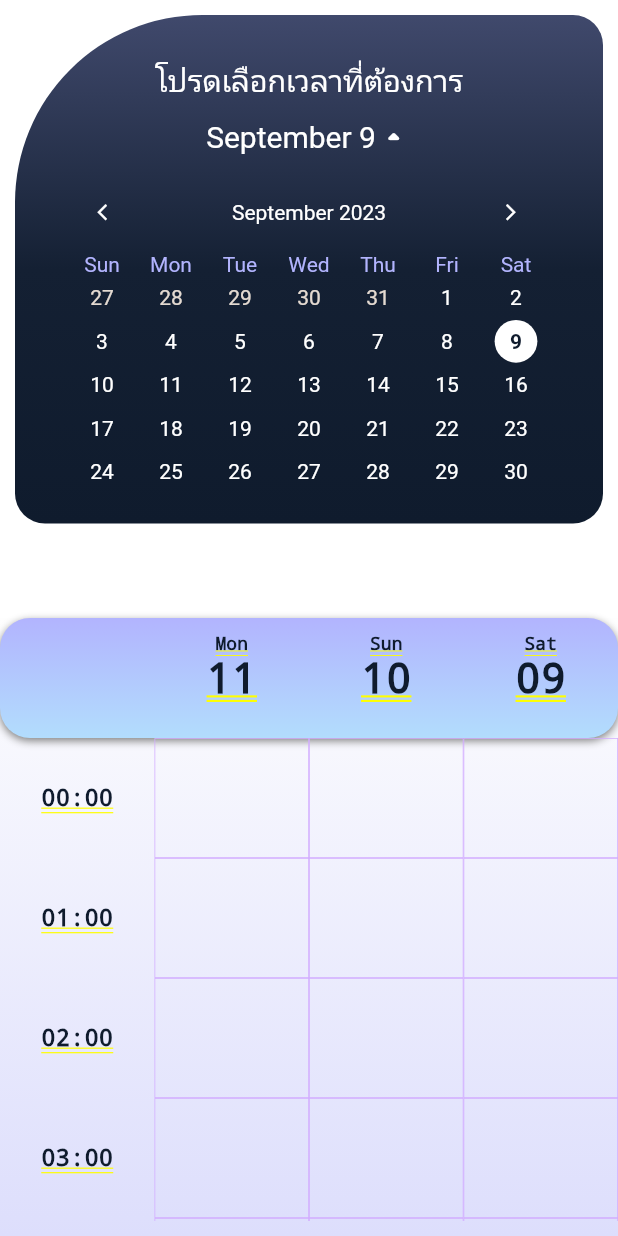
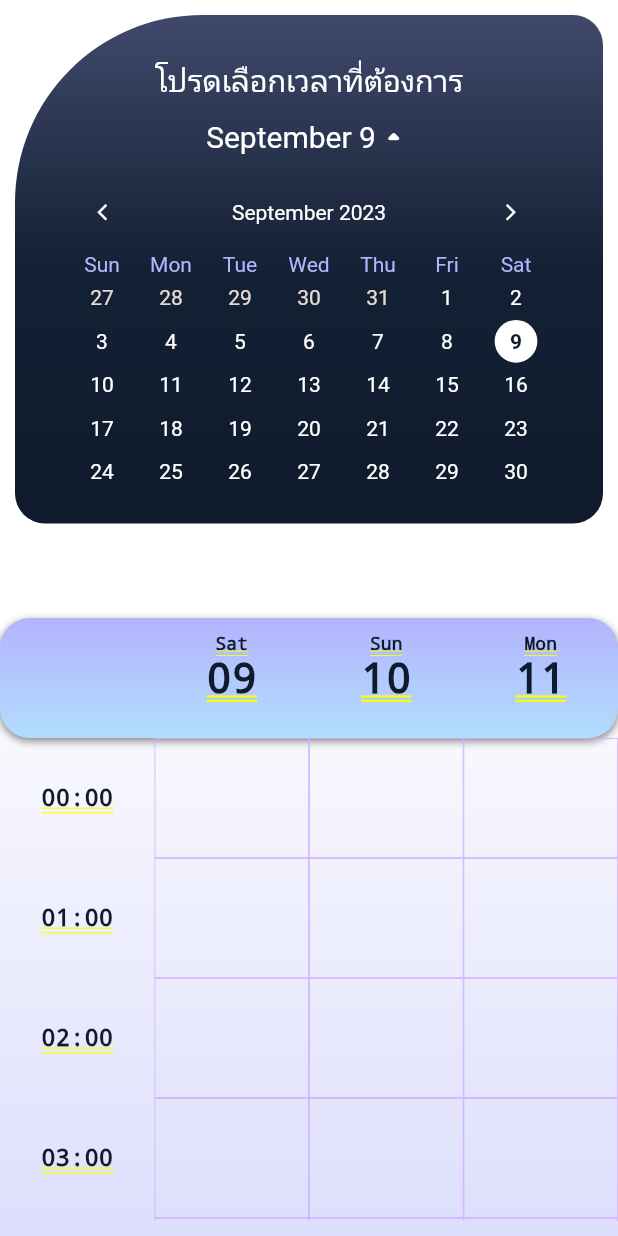
Before and after one commit to TelephyApp/Telephy_frontend, a Flutter app: the screen it shows after launch, after a tap on an icon or button, on a phone screen of 412 x 824 dp. Run offline on Flutter 3.47's test engine with Material 2 defaults, Android fonts, the phone set to English and light mode, and no system bars; drawn by our look-alikes of table_calendar; our stand-ins replace font_awesome_flutter.

Commit message:
Edit: Mainlayout file (delete calendar class), Update: TimeslotTable to connect with Calendar class parameter

```diff
--- a/lib/main_layout.dart
+++ b/lib/main_layout.dart
@@ -4,7 +4,6 @@ import 'package:telephy/screens/chatlogs_screen.dart';
 import 'package:telephy/screens/home_screen.dart';
 import 'package:telephy/screens/profile_screen.dart';
 import 'package:telephy/utils/config.dart';
-import 'package:telephy/widgets/calender.dart';
 
 class MainLayout extends StatefulWidget {
   const MainLayout({Key? key}) : super(key: key);
@@ -42,7 +41,6 @@ class _MainLayoutState extends State<MainLayout> {
         onPageChanged: onPageChanged,
         children: const <Widget>[
           HomeScreen(),
-          Calendar(),
           ChatLogsScreen(),
           ProfileScreen(),
         ],
--- a/lib/screens/time_slot_screen.dart
+++ b/lib/screens/time_slot_screen.dart
@@ -10,7 +10,7 @@ class TimeSlot extends StatefulWidget {
 }
 
 class _TimeSlotState extends State<TimeSlot> {
-  DateTime currentDate = DateTime.now();
+  DateTime selectedDay = DateTime.now();
 
   @override
   Widget build(BuildContext context) {
@@ -18,12 +18,14 @@ class _TimeSlotState extends State<TimeSlot> {
       child: Column(
         children: [
           Expanded(
-            child: Calendar(),
+            child: CalendarDoctor(onDaySelected: (day) {
+              setState(() {
+                selectedDay = day;
+              });
+            }),
           ),
           Expanded(
-            child: TimeSlotTable(
-                currentDate:
-                    currentDate), // ส่งค่า currentDate ไปยัง TimeSlotTable
+            child: TimeSlotTable(currentDate: selectedDay),
           ),
         ],
       ),
--- a/lib/widgets/calender.dart
+++ b/lib/widgets/calender.dart
@@ -1,24 +1,30 @@
-// ignore_for_file: non_constant_identifier_names
-
 import 'package:flutter/material.dart';
 import 'package:intl/intl.dart';
 import 'package:table_calendar/table_calendar.dart';
 
-class Calendar extends StatefulWidget {
-  const Calendar({super.key});
+class CalendarDoctor extends StatefulWidget {
+  final void Function(DateTime)
+      onDaySelected; // เปลี่ยน data type ของ onDaySelected เป็น void Function(DateTime)
+
+  const CalendarDoctor({Key? key, required this.onDaySelected})
+      : super(key: key);
 
   @override
-  State<Calendar> createState() => _CalendarState();
+  State<CalendarDoctor> createState() => _CalendarDoctorState();
 }
 
-class _CalendarState extends State<Calendar> {
+class _CalendarDoctorState extends State<CalendarDoctor> {
   DateTime today = DateTime.now();
   bool showCalendar = false; // Track whether to show the calendar
   DateTime selectedDay = DateTime.now();
+
   void _onDaySelected(DateTime day, DateTime focusedDay) {
     setState(() {
       today = day;
     });
+
+    // เรียก callback ที่ถูกส่งเข้ามาจาก CalendarDoctor
+    widget.onDaySelected(day);
   }
 
   @override
@@ -48,13 +54,17 @@ class _CalendarState extends State<Calendar> {
               ),
               borderRadius: BorderRadius.only(
                 topLeft: Radius.circular(
-                    125.0), // Top-left corner with a radius of 150
+                  125.0,
+                ),
                 topRight: Radius.circular(
-                    20.0), // Top-right corner with a radius of 20
+                  20.0,
+                ),
                 bottomLeft: Radius.circular(
-                    20.0), // Bottom-left corner with a radius of 20
+                  20.0,
+                ),
                 bottomRight: Radius.circular(
-                    20.0), // Bottom-right corner with a radius of 20
+                  20.0,
+                ),
               ),
             ),
             child: Padding(
@@ -74,13 +84,11 @@ class _CalendarState extends State<Calendar> {
                     TextButton(
                       onPressed: () {
                         setState(() {
-                          showCalendar =
-                              !showCalendar; // Toggle the calendar visibility
+                          showCalendar = !showCalendar;
                         });
                       },
                       child: Row(
-                        mainAxisSize: MainAxisSize
-                            .min, // Use MainAxisSize.min to make the row as narrow as possible
+                        mainAxisSize: MainAxisSize.min,
                         children: [
                           Text(
                             DateFormat.MMMMd().format(today),
@@ -100,7 +108,6 @@ class _CalendarState extends State<Calendar> {
                       ),
                     ),
                     Visibility(
-                      // Conditionally show the calendar
                       visible: showCalendar,
                       child: Padding(
                         padding: const EdgeInsets.only(left: 35.0, right: 35.0),
@@ -111,33 +118,28 @@ class _CalendarState extends State<Calendar> {
                             formatButtonVisible: false,
                             titleCentered: true,
                             titleTextStyle: TextStyle(
-                              color: Colors.white, // Set the month text color
+                              color: Colors.white,
                             ),
                             formatButtonTextStyle: TextStyle(
-                              color: Colors
-                                  .white, // Set the format button text color
+                              color: Colors.white,
                             ),
                             formatButtonDecoration: BoxDecoration(
-                              color: Colors
-                                  .transparent, // Make the format button background transparent
+                              color: Colors.transparent,
                             ),
                             leftChevronIcon: Icon(
                               Icons.arrow_back_ios,
-                              color: Colors
-                                  .white, // Set the left arrow button color
+                              color: Colors.white,
                               size: 13.0,
                             ),
                             rightChevronIcon: Icon(
                               Icons.arrow_forward_ios,
-                              color: Colors
-                                  .white, // Set the right arrow button color
+                              color: Colors.white,
                               size: 13.0,
                             ),
                           ),
                           daysOfWeekStyle: const DaysOfWeekStyle(
                             weekdayStyle: TextStyle(
-                              color: Color(
-                                  0xFFB2B4FE), // Set the weekday text color
+                              color: Color(0xFFB2B4FE),
                             ),
                             weekendStyle: TextStyle(
                               color: Color(0xFFB2B4FE),
@@ -149,12 +151,11 @@ class _CalendarState extends State<Calendar> {
                           selectedDayPredicate: (day) => isSameDay(
                             day,
                             today,
-                          ), // Highlight the selected day
+                          ),
                           onDaySelected: _onDaySelected,
                           calendarStyle: const CalendarStyle(
                             defaultTextStyle: TextStyle(
-                              color: Colors
-                                  .white, // Set the text style for the day cells to white
+                              color: Colors.white,
                             ),
                             weekendTextStyle: TextStyle(
                               color: Colors.white,
@@ -167,14 +168,12 @@ class _CalendarState extends State<Calendar> {
                               color: Color(0xFF0F1B2D),
                             ),
                             todayDecoration: BoxDecoration(
-                              color: Color(
-                                  0xFFB2B4FE), // Change the color as desired
+                              color: Color(0xFFB2B4FE),
                               shape: BoxShape.circle,
                             ),
                           ),
                           calendarBuilders: CalendarBuilders(
                             selectedBuilder: (context, date, _) {
-                            // Customize the appearance of the selected date here
                               return Container(
                                 margin: const EdgeInsets.all(0.25),
                                 width: 50,
@@ -182,19 +181,18 @@ class _CalendarState extends State<Calendar> {
                                 alignment: Alignment.center,
                                 decoration: const BoxDecoration(
                                   shape: BoxShape.circle,
-                                color:
-                                    Colors.white, // Change the color as desired
+                                  color: Colors.white,
                                 ),
                                 child: Text(
                                   '${date.day}',
                                   style: const TextStyle(
-                                  color: Color(
-                                      0xFF0F1B2D), // Change the text color as desired
+                                    color: Color(0xFF0F1B2D),
                                     fontWeight: FontWeight.bold,
                                   ),
                                 ),
                               );
-                          }),
+                            },
+                          ),
                         ),
                       ),
                     ),
--- a/lib/widgets/timeSlot.dart
+++ b/lib/widgets/timeSlot.dart
@@ -7,19 +7,17 @@ class MyApp extends StatefulWidget {
 }
 
 class _MyAppState extends State<MyApp> {
-  late DateTime currentDate = DateTime.now(); // กำหนดค่าเริ่มต้นให้ currentDate
+  late DateTime currentDate = DateTime.now();
 
   @override
   Widget build(BuildContext context) {
     return MaterialApp(
       home: Scaffold(
-        body: TimeSlotTable(
-            currentDate: currentDate), // ส่งค่า currentDate ไปยัง TimeSlotTable
+        body: TimeSlotTable(currentDate: currentDate),
         floatingActionButton: FloatingActionButton(
-          // เพิ่ม FAB สำหรับการอัปเดต currentDate
           onPressed: () {
             setState(() {
-              currentDate = DateTime.now(); // อัปเดต currentDate เมื่อกด FAB
+              currentDate = DateTime.now();
             });
           },
           child: Icon(Icons.refresh),
@@ -32,19 +30,18 @@ class _MyAppState extends State<MyApp> {
 class TimeSlotTable extends StatelessWidget {
   final int numberOfHours = 24;
   final int numberOfDaysToShow = 3;
-  final DateTime currentDate; // รับค่า currentDate จาก MyApp
+  final DateTime currentDate;
 
   TimeSlotTable({required this.currentDate});
 
   @override
   Widget build(BuildContext context) {
-    // ใช้ currentDate ที่รับมาจาก MyApp
     final nextTwoDays = List.generate(
       3,
       (index) => currentDate.add(Duration(days: index)),
     );
 
-    final lastThreeDays = nextTwoDays.reversed.toList();
+    final lastThreeDays = nextTwoDays;
 
     return Container(
       decoration: BoxDecoration(
```
Lines whose indentation alone changed are shown as unchanged.
